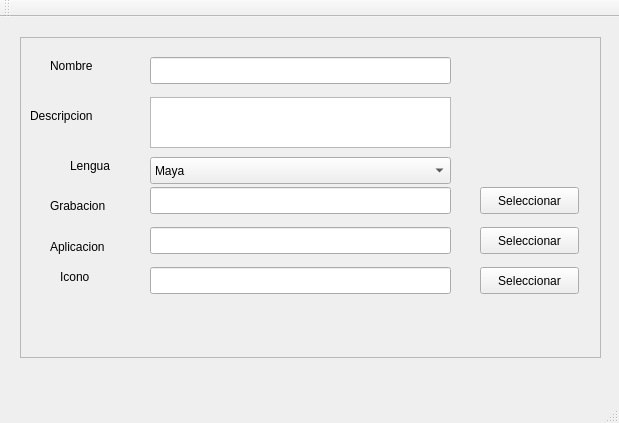
Above: Asistente/mainwindow.ui from marianagh/helioxhelper before the change. Below: the same form after it.
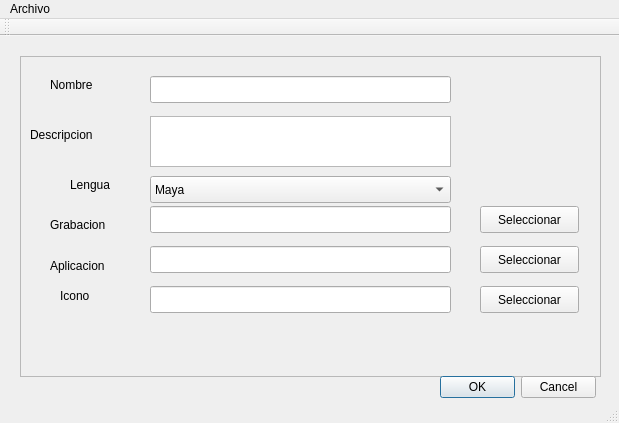
That is the form after the change.

Patch:
```diff
--- a/Asistente/mainwindow.ui
+++ b/Asistente/mainwindow.ui
@@ -222,6 +222,19 @@
      </property>
     </widget>
    </widget>
+   <widget class="QDialogButtonBox" name="buttonBox">
+    <property name="geometry">
+     <rect>
+      <x>440</x>
+      <y>340</y>
+      <width>156</width>
+      <height>23</height>
+     </rect>
+    </property>
+    <property name="standardButtons">
+     <set>QDialogButtonBox::Cancel|QDialogButtonBox::Ok</set>
+    </property>
+   </widget>
   </widget>
   <widget class="QMenuBar" name="menuBar">
    <property name="geometry">
@@ -229,9 +242,16 @@
      <x>0</x>
      <y>0</y>
      <width>619</width>
-     <height>26</height>
+     <height>21</height>
     </rect>
    </property>
+   <widget class="QMenu" name="menuArchivo">
+    <property name="title">
+     <string>Archivo</string>
+    </property>
+    <addaction name="actionSalir"/>
+   </widget>
+   <addaction name="menuArchivo"/>
   </widget>
   <widget class="QToolBar" name="mainToolBar">
    <attribute name="toolBarArea">
```
Left out of the diff: 7 changed lines with no effect on the pictures.
